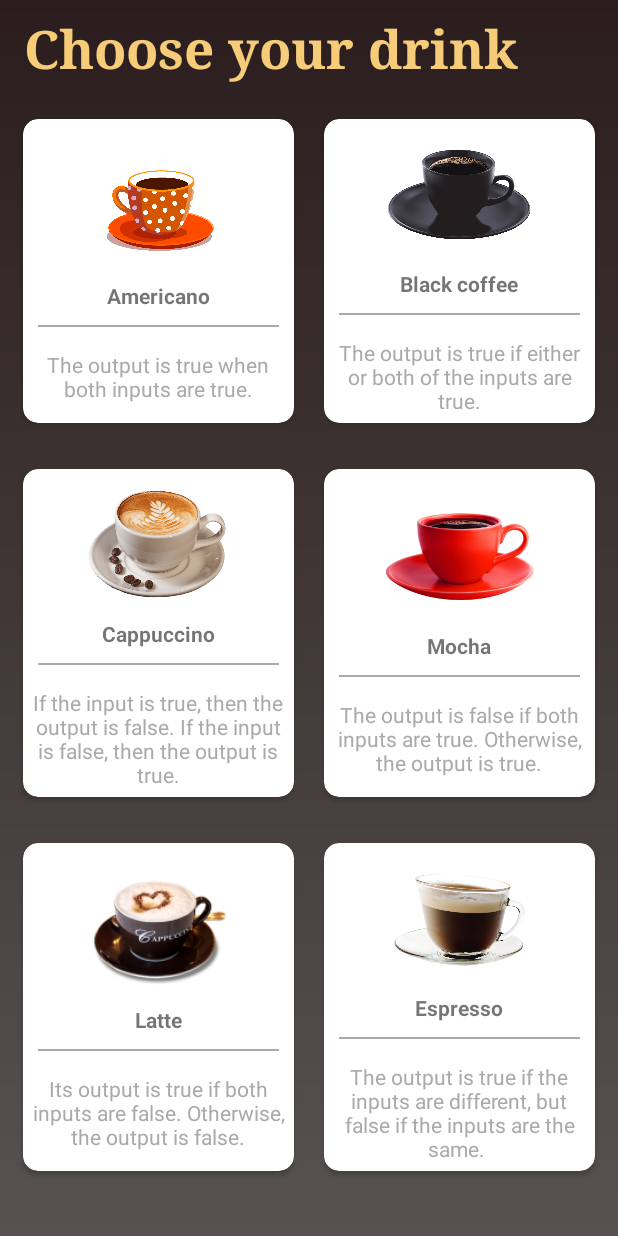
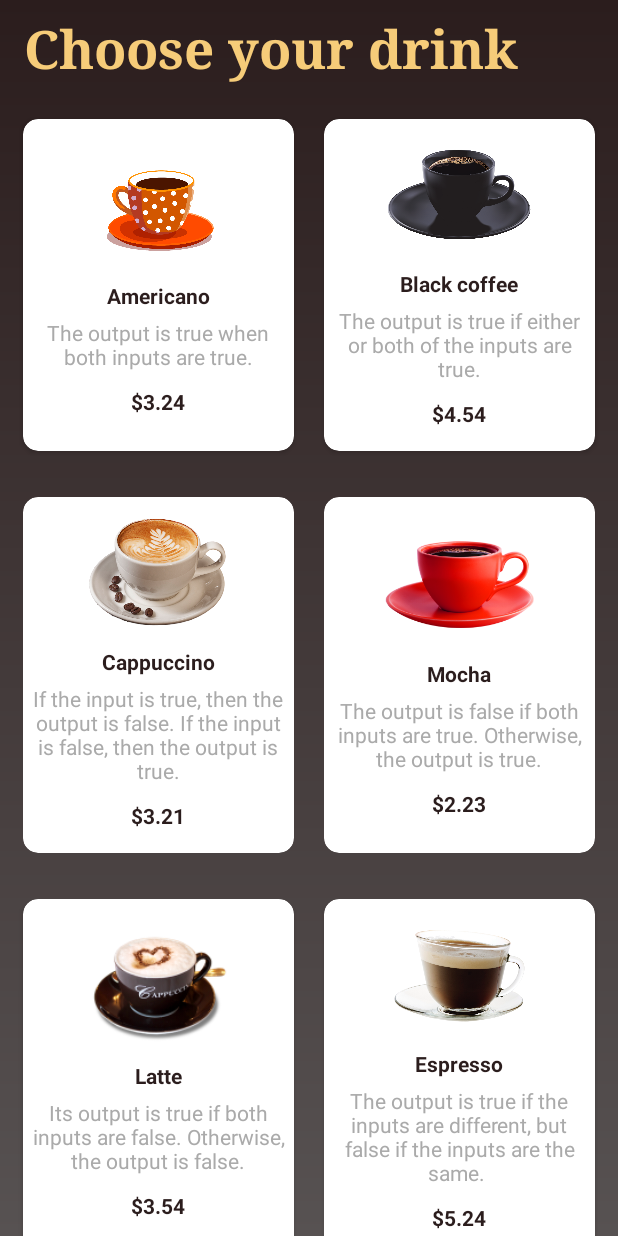
Before and after one commit to CodeWithSouma/Coffee-Order-App, an Android app: the screen it shows after launch (DashBoard), on a phone screen of 412 x 824 dp. Run offline under Robolectric (Android 15) with nearby library versions, the phone set to English and light mode, and no system bars.

Commit message:
Update dashboard UI

```diff
--- a/app/src/main/res/layout/dashboard.xml
+++ b/app/src/main/res/layout/dashboard.xml
@@ -7,22 +7,24 @@
     android:background="@drawable/background_gradient"
     android:orientation="vertical"
     tools:context=".DashBoard">
+
     <LinearLayout
         android:layout_width="match_parent"
         android:layout_height="wrap_content"
         android:orientation="vertical">
+
         <TextView
             android:layout_width="match_parent"
             android:layout_height="wrap_content"
+            android:layout_marginLeft="@dimen/margin_16dp"
+            android:layout_marginTop="@dimen/margin_8dp"
+            android:layout_marginRight="@dimen/margin_16dp"
+            android:layout_marginBottom="@dimen/margin_8dp"
+            android:fontFamily="serif"
             android:text="Choose your drink"
+            android:textColor="@color/gold"
             android:textSize="@dimen/text_size_35sp"
-            android:textColor="@color/gold"
-            android:fontFamily="serif"
-            android:textStyle="bold"
-            android:layout_marginLeft="@dimen/margin_16dp"
-            android:layout_marginRight="@dimen/margin_16dp"
-            android:layout_marginTop="@dimen/margin_8dp"
-            android:layout_marginBottom="@dimen/margin_8dp"/>
+            android:textStyle="bold" />
 
         <LinearLayout
             android:layout_width="match_parent"
@@ -45,8 +47,8 @@
                     android:layout_weight="1"
                     android:clickable="true"
                     android:elevation="10dp"
+                    android:foreground="?android:attr/selectableItemBackground"
                     android:onClick="handleClick"
-                    android:foreground="?android:attr/selectableItemBackground"
                     app:cardCornerRadius="10dp">
 
                     <LinearLayout
@@ -65,21 +67,26 @@
                             android:layout_width="wrap_content"
                             android:layout_height="wrap_content"
                             android:text="@string/americano"
+                            android:textColor="@color/coffee_color"
                             android:textStyle="bold" />
 
-                        <View
-                            android:layout_width="match_parent"
-                            android:layout_height="1dp"
-                            android:layout_margin="10dp"
-                            android:background="@android:color/darker_gray" />
 
                         <TextView
                             android:layout_width="wrap_content"
                             android:layout_height="wrap_content"
                             android:gravity="center"
-                            android:padding="5dp"
+                            android:padding="@dimen/description_padding"
                             android:text="The output is true when both inputs are true."
                             android:textColor="@android:color/darker_gray" />
+
+                        <TextView
+                            android:layout_width="wrap_content"
+                            android:layout_height="wrap_content"
+                            android:layout_marginTop="@dimen/margin_5dp"
+                            android:layout_marginBottom="@dimen/margin_15dp"
+                            android:text="$3.24"
+                            android:textColor="@color/coffee_color"
+                            android:textStyle="bold" />
 
                     </LinearLayout>
 
@@ -92,9 +99,9 @@
                     android:layout_margin="10dp"
                     android:layout_weight="1"
                     android:clickable="true"
-                    android:onClick="handleClick"
                     android:elevation="10dp"
                     android:foreground="?android:attr/selectableItemBackground"
+                    android:onClick="handleClick"
                     app:cardCornerRadius="10dp">
 
                     <LinearLayout
@@ -113,21 +120,26 @@
                             android:layout_width="wrap_content"
                             android:layout_height="wrap_content"
                             android:text="@string/black_coffee"
+                            android:textColor="@color/coffee_color"
                             android:textStyle="bold" />
 
-                        <View
-                            android:layout_width="match_parent"
-                            android:layout_height="1dp"
-                            android:layout_margin="10dp"
-                            android:background="@android:color/darker_gray" />
 
                         <TextView
                             android:layout_width="wrap_content"
                             android:layout_height="wrap_content"
                             android:gravity="center"
-                            android:padding="5dp"
+                            android:padding="@dimen/description_padding"
                             android:text="The output is true if either or both of the inputs are true."
                             android:textColor="@android:color/darker_gray" />
+
+                        <TextView
+                            android:layout_width="wrap_content"
+                            android:layout_height="wrap_content"
+                            android:layout_marginTop="@dimen/margin_5dp"
+                            android:layout_marginBottom="@dimen/margin_15dp"
+                            android:text="$4.54"
+                            android:textColor="@color/coffee_color"
+                            android:textStyle="bold" />
 
                     </LinearLayout>
 
@@ -149,9 +161,9 @@
                     android:layout_margin="10dp"
                     android:layout_weight="1"
                     android:clickable="true"
-                    android:onClick="handleClick"
                     android:elevation="10dp"
                     android:foreground="?android:attr/selectableItemBackground"
+                    android:onClick="handleClick"
                     app:cardCornerRadius="10dp">
 
                     <LinearLayout
@@ -170,21 +182,26 @@
                             android:layout_width="wrap_content"
                             android:layout_height="wrap_content"
                             android:text="@string/cappuccino"
+                            android:textColor="@color/coffee_color"
                             android:textStyle="bold" />
 
-                        <View
-                            android:layout_width="match_parent"
-                            android:layout_height="1dp"
-                            android:layout_margin="10dp"
-                            android:background="@android:color/darker_gray" />
 
                         <TextView
                             android:layout_width="wrap_content"
                             android:layout_height="wrap_content"
                             android:gravity="center"
-                            android:padding="5dp"
+                            android:padding="@dimen/description_padding"
                             android:text="If the input is true, then the output is false. If the input is false, then the output is true."
                             android:textColor="@android:color/darker_gray" />
+
+                        <TextView
+                            android:layout_width="wrap_content"
+                            android:layout_height="wrap_content"
+                            android:layout_marginTop="@dimen/margin_5dp"
+                            android:layout_marginBottom="@dimen/margin_15dp"
+                            android:text="$3.21"
+                            android:textColor="@color/coffee_color"
+                            android:textStyle="bold" />
 
                     </LinearLayout>
 
@@ -197,9 +214,9 @@
                     android:layout_margin="10dp"
                     android:layout_weight="1"
                     android:clickable="true"
-                    android:onClick="handleClick"
                     android:elevation="10dp"
                     android:foreground="?android:attr/selectableItemBackground"
+                    android:onClick="handleClick"
                     app:cardCornerRadius="10dp">
 
                     <LinearLayout
@@ -218,21 +235,26 @@
                             android:layout_width="wrap_content"
                             android:layout_height="wrap_content"
                             android:text="@string/mocha"
+                            android:textColor="@color/coffee_color"
                             android:textStyle="bold" />
 
-                        <View
-                            android:layout_width="match_parent"
-                            android:layout_height="1dp"
-                            android:layout_margin="10dp"
-                            android:background="@android:color/darker_gray" />
 
                         <TextView
                             android:layout_width="wrap_content"
                             android:layout_height="wrap_content"
                             android:gravity="center"
-                            android:padding="5dp"
+                            android:padding="@dimen/description_padding"
                             android:text="The output is false if both inputs are true. Otherwise, the output is true."
                             android:textColor="@android:color/darker_gray" />
+
+                        <TextView
+                            android:layout_width="wrap_content"
+                            android:layout_height="wrap_content"
+                            android:layout_marginTop="@dimen/margin_5dp"
+                            android:layout_marginBottom="@dimen/margin_15dp"
+                            android:text="$2.23"
+                            android:textColor="@color/coffee_color"
+                            android:textStyle="bold" />
 
                     </LinearLayout>
 
@@ -254,9 +276,9 @@
                     android:layout_margin="10dp"
                     android:layout_weight="1"
                     android:clickable="true"
-                    android:onClick="handleClick"
                     android:elevation="10dp"
                     android:foreground="?android:attr/selectableItemBackground"
+                    android:onClick="handleClick"
                     app:cardCornerRadius="10dp">
 
                     <LinearLayout
@@ -275,21 +297,26 @@
                             android:layout_width="wrap_content"
                             android:layout_height="wrap_content"
                             android:text="@string/latte"
+                            android:textColor="@color/coffee_color"
                             android:textStyle="bold" />
 
-                        <View
-                            android:layout_width="match_parent"
-                            android:layout_height="1dp"
-                            android:layout_margin="10dp"
-                            android:background="@android:color/darker_gray" />
 
                         <TextView
                             android:layout_width="wrap_content"
                             android:layout_height="wrap_content"
                             android:gravity="center"
-                            android:padding="5dp"
+                            android:padding="@dimen/description_padding"
                             android:text="Its output is true if both inputs are false. Otherwise, the output is false."
                             android:textColor="@android:color/darker_gray" />
+
+                        <TextView
+                            android:layout_width="wrap_content"
+                            android:layout_height="wrap_content"
+                            android:layout_marginTop="@dimen/margin_5dp"
+                            android:layout_marginBottom="@dimen/margin_15dp"
+                            android:text="$3.54"
+                            android:textColor="@color/coffee_color"
+                            android:textStyle="bold" />
 
                     </LinearLayout>
 
@@ -303,8 +330,8 @@
                     android:layout_weight="1"
                     android:clickable="true"
                     android:elevation="10dp"
+                    android:foreground="?android:attr/selectableItemBackground"
                     android:onClick="handleClick"
-                    android:foreground="?android:attr/selectableItemBackground"
                     app:cardCornerRadius="10dp">
 
                     <LinearLayout
@@ -323,21 +350,26 @@
                             android:layout_width="wrap_content"
                             android:layout_height="wrap_content"
                             android:text="@string/espresso"
+                            android:textColor="@color/coffee_color"
                             android:textStyle="bold" />
 
-                        <View
-                            android:layout_width="match_parent"
-                            android:layout_height="1dp"
-                            android:layout_margin="10dp"
-                            android:background="@android:color/darker_gray" />
 
                         <TextView
                             android:layout_width="wrap_content"
                             android:layout_height="wrap_content"
                             android:gravity="center"
-                            android:padding="5dp"
+                            android:padding="@dimen/description_padding"
                             android:text="The output is true if the inputs are different, but false if the inputs are the same. "
                             android:textColor="@android:color/darker_gray" />
+
+                        <TextView
+                            android:layout_width="wrap_content"
+                            android:layout_height="wrap_content"
+                            android:layout_marginTop="@dimen/margin_5dp"
+                            android:layout_marginBottom="@dimen/margin_15dp"
+                            android:text="$5.24"
+                            android:textColor="@color/coffee_color"
+                            android:textStyle="bold" />
                     </LinearLayout>
                 </androidx.cardview.widget.CardView>
             </LinearLayout>
--- a/app/src/main/res/values/colors.xml
+++ b/app/src/main/res/values/colors.xml
@@ -13,4 +13,5 @@
     <color name="light_gray">#f3f3f3</color>
     <color name="dark_gray">#afabab</color>
     <color name="button_color">#443f3f</color>
+    <color name="coffee_color">#2B1D1D</color>
 </resources>
--- a/app/src/main/res/values/dimens.xml
+++ b/app/src/main/res/values/dimens.xml
@@ -6,4 +6,7 @@
     <dimen name="width_48dp">48dp</dimen>
     <dimen name="margin_8dp">8dp</dimen>
     <dimen name="text_size_35sp">35sp</dimen>
+    <dimen name="description_padding">5dp</dimen>
+    <dimen name="margin_5dp">5dp</dimen>
+    <dimen name="margin_15dp">15dp</dimen>
 </resources>
```
